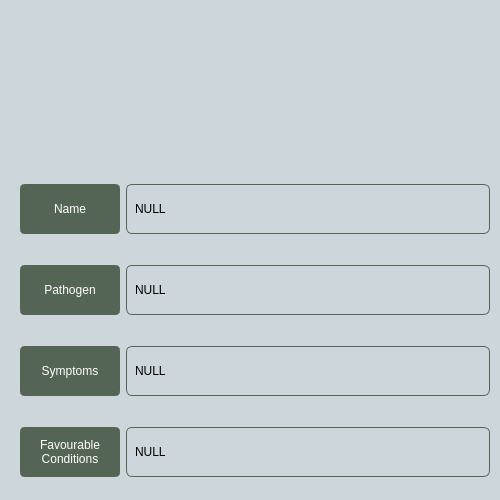
First picture: the form in detailsWindow.ui, repository SoumadipDey/SFDCS, before the edit.
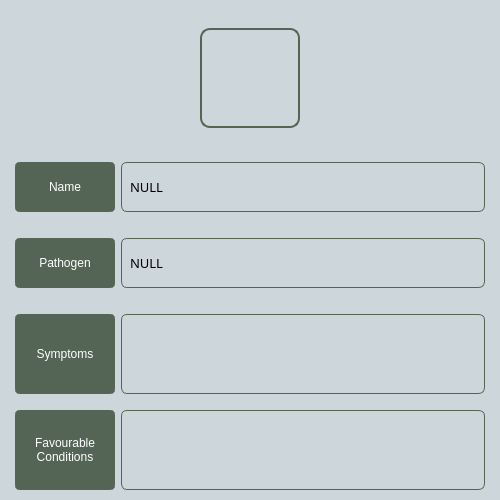
Second picture: the form after the edit. Icons and pictures are not drawn. Custom widgets are drawn as their Qt base class.

Diff of the .ui file:
```diff
--- a/detailsWindow.ui
+++ b/detailsWindow.ui
@@ -74,6 +74,15 @@
 border: 1px solid rgb(205,214,219);</string>
     </property>
     <layout class="QVBoxLayout" name="verticalLayout">
+     <property name="spacing">
+      <number>6</number>
+     </property>
+     <property name="leftMargin">
+      <number>0</number>
+     </property>
+     <property name="rightMargin">
+      <number>0</number>
+     </property>
      <item>
       <spacer name="verticalSpacer">
        <property name="orientation">
@@ -108,7 +117,8 @@
         </size>
        </property>
        <property name="styleSheet">
-        <string notr="true">border-radius: 4px;</string>
+        <string notr="true">border: 2px solid rgb(85,101,85);
+border-radius: 10px;</string>
        </property>
        <property name="text">
         <string/>
@@ -145,13 +155,13 @@
        <property name="minimumSize">
         <size>
          <width>490</width>
-         <height>75</height>
+         <height>70</height>
         </size>
        </property>
        <property name="maximumSize">
         <size>
          <width>490</width>
-         <height>75</height>
+         <height>70</height>
         </size>
        </property>
        <property name="styleSheet">
@@ -198,16 +208,22 @@
          <widget class="QLabel" name="diseaseNameLabel">
           <property name="minimumSize">
            <size>
-            <width>80</width>
+            <width>364</width>
             <height>50</height>
            </size>
           </property>
           <property name="maximumSize">
            <size>
-            <width>400</width>
+            <width>364</width>
             <height>50</height>
            </size>
           </property>
+          <property name="font">
+           <font>
+            <family>Product Sans Medium</family>
+            <pointsize>10</pointsize>
+           </font>
+          </property>
           <property name="styleSheet">
            <string notr="true">background-color: rgb(205,214,219);
 border: 1px solid  rgb(85,101,85);
@@ -235,13 +251,13 @@
        <property name="minimumSize">
         <size>
          <width>490</width>
-         <height>75</height>
+         <height>70</height>
         </size>
        </property>
        <property name="maximumSize">
         <size>
          <width>490</width>
-         <height>75</height>
+         <height>70</height>
         </size>
        </property>
        <property name="styleSheet">
@@ -288,16 +304,22 @@
          <widget class="QLabel" name="pathogenLabel">
           <property name="minimumSize">
            <size>
-            <width>80</width>
+            <width>364</width>
             <height>50</height>
            </size>
           </property>
           <property name="maximumSize">
            <size>
-            <width>16777215</width>
+            <width>364</width>
             <height>50</height>
            </size>
           </property>
+          <property name="font">
+           <font>
+            <family>Product Sans Medium</family>
+            <pointsize>10</pointsize>
+           </font>
+          </property>
           <property name="styleSheet">
            <string notr="true">background-color: rgb(205,214,219);
 border: 1px solid  rgb(85,101,85);
@@ -325,13 +347,13 @@
        <property name="minimumSize">
         <size>
          <width>490</width>
-         <height>75</height>
+         <height>90</height>
         </size>
        </property>
        <property name="maximumSize">
         <size>
          <width>490</width>
-         <height>75</height>
+         <height>90</height>
         </size>
        </property>
        <property name="styleSheet">
@@ -349,13 +371,13 @@
           <property name="minimumSize">
            <size>
             <width>100</width>
-            <height>50</height>
+            <height>80</height>
            </size>
           </property>
           <property name="maximumSize">
            <size>
             <width>100</width>
-            <height>50</height>
+            <height>80</height>
            </size>
           </property>
           <property name="styleSheet">
@@ -375,33 +397,72 @@
          </widget>
         </item>
         <item>
-         <widget class="QLabel" name="symptomsLabel">
+         <widget class="QScrollLabel" name="symptomsLabel">
+          <property name="sizePolicy">
+           <sizepolicy hsizetype="Preferred" vsizetype="Preferred">
+            <horstretch>0</horstretch>
+            <verstretch>0</verstretch>
+           </sizepolicy>
+          </property>
           <property name="minimumSize">
            <size>
-            <width>80</width>
-            <height>50</height>
+            <width>364</width>
+            <height>80</height>
            </size>
           </property>
           <property name="maximumSize">
            <size>
-            <width>16777215</width>
-            <height>50</height>
+            <width>364</width>
+            <height>80</height>
            </size>
           </property>
+          <property name="baseSize">
+           <size>
+            <width>0</width>
+            <height>0</height>
+           </size>
+          </property>
+          <property name="font">
+           <font>
+            <family>Product Sans Medium</family>
+            <pointsize>10</pointsize>
+            <weight>50</weight>
+            <italic>false</italic>
+            <bold>false</bold>
+           </font>
+          </property>
+          <property name="autoFillBackground">
+           <bool>false</bool>
+          </property>
           <property name="styleSheet">
-           <string notr="true">background-color: rgb(205,214,219);
-border: 1px solid  rgb(85,101,85);
-padding-left : 5px;</string>
+           <string notr="true">QScrollArea{
+	background-color: rgb(205,214,219);
+	border: 1px solid  rgb(85,101,85);
+	padding-left: 5px;
+	font: 10pt &quot;Product Sans Medium&quot;;
+	padding-top: 2px;
+}
+
+
+</string>
           </property>
-          <property name="text">
-           <string>NULL</string>
-          </property>
-          <property name="wordWrap">
+          <property name="widgetResizable">
            <bool>true</bool>
           </property>
-          <property name="textInteractionFlags">
-           <set>Qt::LinksAccessibleByMouse|Qt::TextSelectableByKeyboard|Qt::TextSelectableByMouse</set>
-          </property>
+          <widget class="QWidget" name="scrollAreaWidgetContents">
+           <property name="geometry">
+            <rect>
+             <x>0</x>
+             <y>0</y>
+             <width>352</width>
+             <height>68</height>
+            </rect>
+           </property>
+           <property name="styleSheet">
+            <string notr="true">border: none;
+border-radius: 0px;</string>
+           </property>
+          </widget>
          </widget>
         </item>
        </layout>
@@ -418,13 +479,13 @@
        <property name="minimumSize">
         <size>
          <width>490</width>
-         <height>75</height>
+         <height>90</height>
         </size>
        </property>
        <property name="maximumSize">
         <size>
          <width>490</width>
-         <height>75</height>
+         <height>90</height>
         </size>
        </property>
        <property name="styleSheet">
@@ -442,13 +503,13 @@
           <property name="minimumSize">
            <size>
             <width>100</width>
-            <height>50</height>
+            <height>80</height>
            </size>
           </property>
           <property name="maximumSize">
            <size>
             <width>100</width>
-            <height>50</height>
+            <height>80</height>
            </size>
           </property>
           <property name="styleSheet">
@@ -471,33 +532,72 @@
          </widget>
         </item>
         <item>
-         <widget class="QLabel" name="favCondLabel">
+         <widget class="QScrollLabel" name="favCondLabel">
+          <property name="sizePolicy">
+           <sizepolicy hsizetype="Preferred" vsizetype="Preferred">
+            <horstretch>0</horstretch>
+            <verstretch>0</verstretch>
+           </sizepolicy>
+          </property>
           <property name="minimumSize">
            <size>
-            <width>80</width>
-            <height>50</height>
+            <width>364</width>
+            <height>80</height>
            </size>
           </property>
           <property name="maximumSize">
            <size>
-            <width>16777215</width>
-            <height>50</height>
+            <width>364</width>
+            <height>80</height>
            </size>
           </property>
+          <property name="baseSize">
+           <size>
+            <width>0</width>
+            <height>0</height>
+           </size>
+          </property>
+          <property name="font">
+           <font>
+            <family>Product Sans Medium</family>
+            <pointsize>10</pointsize>
+            <weight>50</weight>
+            <italic>false</italic>
+            <bold>false</bold>
+           </font>
+          </property>
+          <property name="autoFillBackground">
+           <bool>false</bool>
+          </property>
           <property name="styleSheet">
-           <string notr="true">background-color: rgb(205,214,219);
-border: 1px solid  rgb(85,101,85);
-padding-left : 5px;</string>
+           <string notr="true">QScrollArea{
+	background-color: rgb(205,214,219);
+	border: 1px solid  rgb(85,101,85);
+	padding-left: 5px;
+	font: 10pt &quot;Product Sans Medium&quot;;
+	padding-top: 2px;
+}
+
+
+</string>
           </property>
-          <property name="text">
-           <string>NULL</string>
-          </property>
-          <property name="wordWrap">
+          <property name="widgetResizable">
            <bool>true</bool>
           </property>
-          <property name="textInteractionFlags">
-           <set>Qt::LinksAccessibleByMouse|Qt::TextSelectableByKeyboard|Qt::TextSelectableByMouse</set>
-          </property>
+          <widget class="QWidget" name="scrollAreaWidgetContents_2">
+           <property name="geometry">
+            <rect>
+             <x>0</x>
+             <y>0</y>
+             <width>352</width>
+             <height>68</height>
+            </rect>
+           </property>
+           <property name="styleSheet">
+            <string notr="true">border: none;
+border-radius: 0px;</string>
+           </property>
+          </widget>
          </widget>
         </item>
        </layout>
@@ -507,6 +607,14 @@
    </widget>
   </widget>
  </widget>
+ <customwidgets>
+  <customwidget>
+   <class>QScrollLabel</class>
+   <extends>QScrollArea</extends>
+   <header>qscrolllabel.h</header>
+   <container>1</container>
+  </customwidget>
+ </customwidgets>
  <resources/>
  <connections/>
 </ui>
```
Left out of the diff: 2 changed lines with no effect on the pictures.
